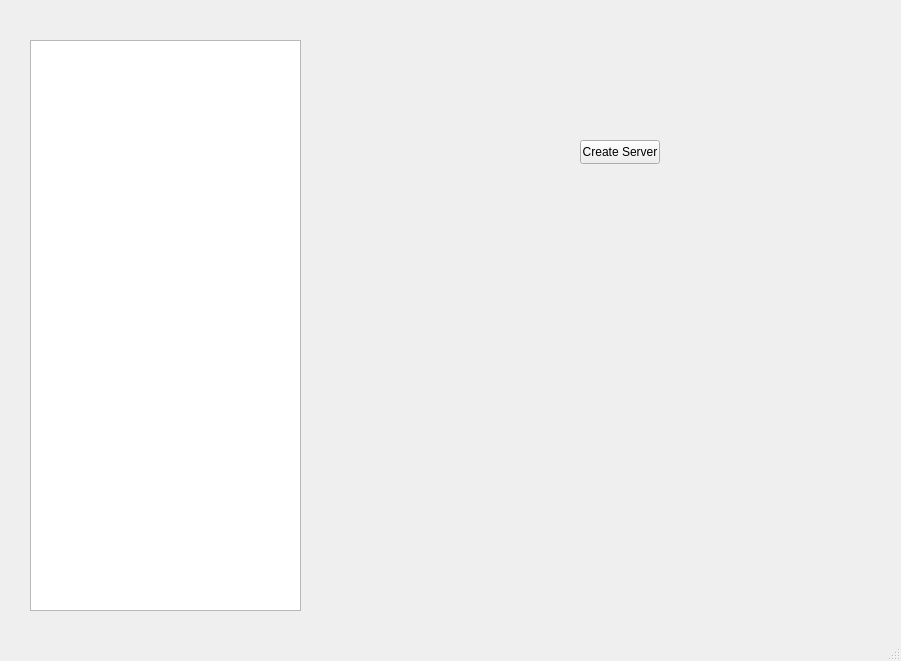
Qt form ui/mainwindow.ui (MarcRoviraP/Gestor_Minecraft_Server) before a commit.
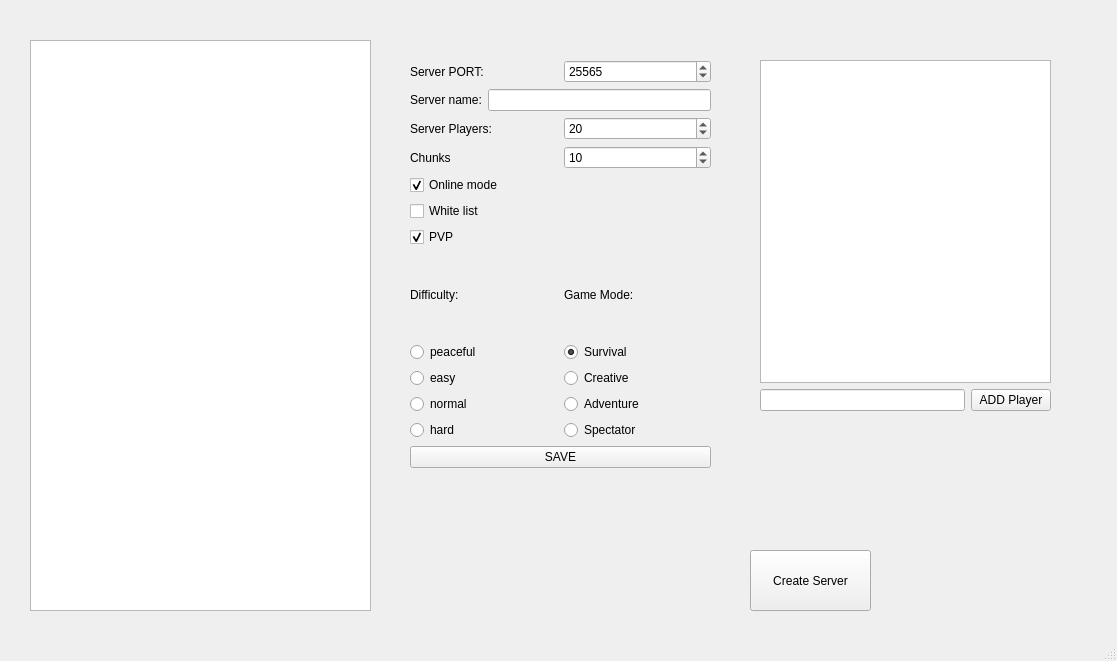
The same form after that commit.

Commit message:
Enhance main window UI and add server configuration features
- Updated main window dimensions for better layout.
- Moved "Create Server" button to a more accessible position.
- Introduced a new widget for configuring server properties, including:
  - Server port, name, player limit, and chunk settings.
  - Options for online mode, whitelist, and PVP settings.
  - Difficulty and game mode selection with radio buttons.
  - Added functionality to save server properties.
- Added a new icon for the application.

The edit to the form file:
```diff
--- a/ui/mainwindow.ui
+++ b/ui/mainwindow.ui
@@ -6,7 +6,7 @@
    <rect>
     <x>0</x>
     <y>0</y>
-    <width>901</width>
+    <width>1117</width>
     <height>661</height>
    </rect>
   </property>
@@ -19,7 +19,7 @@
      <rect>
       <x>30</x>
       <y>40</y>
-      <width>271</width>
+      <width>341</width>
       <height>571</height>
      </rect>
     </property>
@@ -27,16 +27,324 @@
    <widget class="QPushButton" name="createServerBtn">
     <property name="geometry">
      <rect>
-      <x>580</x>
-      <y>140</y>
-      <width>80</width>
-      <height>24</height>
+      <x>750</x>
+      <y>550</y>
+      <width>121</width>
+      <height>61</height>
      </rect>
     </property>
     <property name="text">
      <string>Create Server</string>
     </property>
    </widget>
+   <widget class="QWidget" name="configurePropertiesWidget" native="true">
+    <property name="geometry">
+     <rect>
+      <x>390</x>
+      <y>40</y>
+      <width>691</width>
+      <height>471</height>
+     </rect>
+    </property>
+    <widget class="QWidget" name="widgetWhiteList" native="true">
+     <property name="geometry">
+      <rect>
+       <x>350</x>
+       <y>20</y>
+       <width>351</width>
+       <height>361</height>
+      </rect>
+     </property>
+     <widget class="QWidget" name="">
+      <property name="geometry">
+       <rect>
+        <x>20</x>
+        <y>0</y>
+        <width>291</width>
+        <height>351</height>
+       </rect>
+      </property>
+      <layout class="QVBoxLayout" name="layoutWhiteList">
+       <item>
+        <widget class="QListWidget" name="whiteList"/>
+       </item>
+       <item>
+        <layout class="QHBoxLayout" name="horizontalLayout_6">
+         <item>
+          <widget class="QLineEdit" name="nametagPlayer">
+           <property name="inputMask">
+            <string/>
+           </property>
+           <property name="text">
+            <string/>
+           </property>
+          </widget>
+         </item>
+         <item>
+          <widget class="QPushButton" name="buttonAddWhiteList">
+           <property name="text">
+            <string>ADD Player</string>
+           </property>
+          </widget>
+         </item>
+        </layout>
+       </item>
+      </layout>
+     </widget>
+    </widget>
+    <widget class="QWidget" name="">
+     <property name="geometry">
+      <rect>
+       <x>20</x>
+       <y>20</y>
+       <width>301</width>
+       <height>408</height>
+      </rect>
+     </property>
+     <layout class="QVBoxLayout" name="verticalLayout_5">
+      <item>
+       <layout class="QVBoxLayout" name="verticalLayout_4">
+        <item>
+         <layout class="QHBoxLayout" name="horizontalLayout">
+          <item>
+           <widget class="QLabel" name="label">
+            <property name="text">
+             <string>Server PORT:</string>
+            </property>
+           </widget>
+          </item>
+          <item>
+           <widget class="QSpinBox" name="portNumber">
+            <property name="wrapping">
+             <bool>true</bool>
+            </property>
+            <property name="minimum">
+             <number>1024</number>
+            </property>
+            <property name="maximum">
+             <number>65535</number>
+            </property>
+            <property name="value">
+             <number>25565</number>
+            </property>
+           </widget>
+          </item>
+         </layout>
+        </item>
+        <item>
+         <layout class="QHBoxLayout" name="horizontalLayout_2">
+          <item>
+           <widget class="QLabel" name="label_2">
+            <property name="text">
+             <string>Server name:</string>
+            </property>
+           </widget>
+          </item>
+          <item>
+           <widget class="QLineEdit" name="serverNameEdit"/>
+          </item>
+         </layout>
+        </item>
+        <item>
+         <layout class="QHBoxLayout" name="horizontalLayout_3">
+          <item>
+           <widget class="QLabel" name="label_3">
+            <property name="text">
+             <string>Server Players:</string>
+            </property>
+           </widget>
+          </item>
+          <item>
+           <widget class="QSpinBox" name="players">
+            <property name="wrapping">
+             <bool>true</bool>
+            </property>
+            <property name="minimum">
+             <number>1</number>
+            </property>
+            <property name="maximum">
+             <number>1000</number>
+            </property>
+            <property name="value">
+             <number>20</number>
+            </property>
+           </widget>
+          </item>
+         </layout>
+        </item>
+        <item>
+         <layout class="QHBoxLayout" name="horizontalLayout_4">
+          <item>
+           <widget class="QLabel" name="label_4">
+            <property name="text">
+             <string>Chunks</string>
+            </property>
+           </widget>
+          </item>
+          <item>
+           <widget class="QSpinBox" name="chunks">
+            <property name="wrapping">
+             <bool>true</bool>
+            </property>
+            <property name="minimum">
+             <number>4</number>
+            </property>
+            <property name="maximum">
+             <number>32</number>
+            </property>
+            <property name="value">
+             <number>10</number>
+            </property>
+           </widget>
+          </item>
+         </layout>
+        </item>
+       </layout>
+      </item>
+      <item>
+       <layout class="QVBoxLayout" name="verticalLayout_3">
+        <item>
+         <widget class="QCheckBox" name="onlineMode">
+          <property name="layoutDirection">
+           <enum>Qt::LayoutDirection::LeftToRight</enum>
+          </property>
+          <property name="text">
+           <string>Online mode</string>
+          </property>
+          <property name="checked">
+           <bool>true</bool>
+          </property>
+         </widget>
+        </item>
+        <item>
+         <widget class="QCheckBox" name="Whitelist">
+          <property name="layoutDirection">
+           <enum>Qt::LayoutDirection::LeftToRight</enum>
+          </property>
+          <property name="text">
+           <string>White list</string>
+          </property>
+          <property name="checked">
+           <bool>false</bool>
+          </property>
+         </widget>
+        </item>
+        <item>
+         <widget class="QCheckBox" name="pvp">
+          <property name="layoutDirection">
+           <enum>Qt::LayoutDirection::LeftToRight</enum>
+          </property>
+          <property name="text">
+           <string>PVP</string>
+          </property>
+          <property name="checked">
+           <bool>true</bool>
+          </property>
+         </widget>
+        </item>
+       </layout>
+      </item>
+      <item>
+       <layout class="QHBoxLayout" name="horizontalLayout_5">
+        <item>
+         <layout class="QVBoxLayout" name="verticalLayout">
+          <item>
+           <widget class="QLabel" name="label_5">
+            <property name="text">
+             <string>Difficulty:</string>
+            </property>
+           </widget>
+          </item>
+          <item>
+           <widget class="QRadioButton" name="peacefulBtn">
+            <property name="text">
+             <string>peaceful</string>
+            </property>
+           </widget>
+          </item>
+          <item>
+           <widget class="QRadioButton" name="easyBtn">
+            <property name="text">
+             <string>easy</string>
+            </property>
+            <property name="checked">
+             <bool>true</bool>
+            </property>
+           </widget>
+          </item>
+          <item>
+           <widget class="QRadioButton" name="normalBtn">
+            <property name="text">
+             <string>normal</string>
+            </property>
+           </widget>
+          </item>
+          <item>
+           <widget class="QRadioButton" name="hardBtn">
+            <property name="text">
+             <string>hard</string>
+            </property>
+           </widget>
+          </item>
+         </layout>
+        </item>
+        <item>
+         <layout class="QVBoxLayout" name="verticalLayout_2">
+          <item>
+           <widget class="QLabel" name="label_6">
+            <property name="text">
+             <string>Game Mode:</string>
+            </property>
+           </widget>
+          </item>
+          <item>
+           <widget class="QRadioButton" name="survivalBtn">
+            <property name="text">
+             <string>Survival</string>
+            </property>
+            <property name="checked">
+             <bool>true</bool>
+            </property>
+           </widget>
+          </item>
+          <item>
+           <widget class="QRadioButton" name="creativeBtn">
+            <property name="text">
+             <string>Creative</string>
+            </property>
+            <property name="checked">
+             <bool>false</bool>
+            </property>
+           </widget>
+          </item>
+          <item>
+           <widget class="QRadioButton" name="adventureBtn">
+            <property name="text">
+             <string>Adventure</string>
+            </property>
+           </widget>
+          </item>
+          <item>
+           <widget class="QRadioButton" name="spectatorBtn">
+            <property name="text">
+             <string>Spectator</string>
+            </property>
+           </widget>
+          </item>
+         </layout>
+        </item>
+       </layout>
+      </item>
+      <item>
+       <widget class="QPushButton" name="saveProperties">
+        <property name="text">
+         <string>SAVE</string>
+        </property>
+       </widget>
+      </item>
+     </layout>
+    </widget>
+   </widget>
   </widget>
   <widget class="QMenuBar" name="menubar">
    <property name="geometry">
```
Left out of the diff: 2 changed lines with no effect on the pictures. The commit also changes 4 other files.
